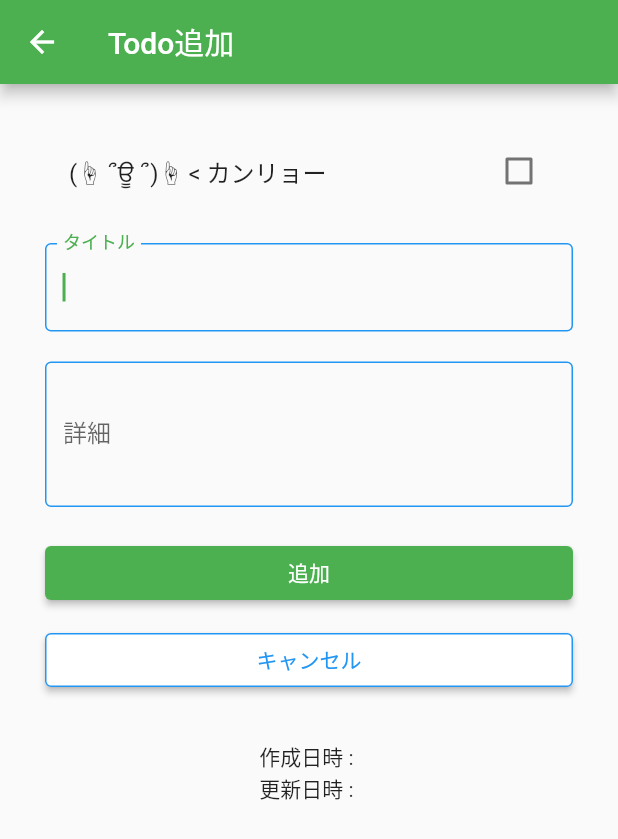
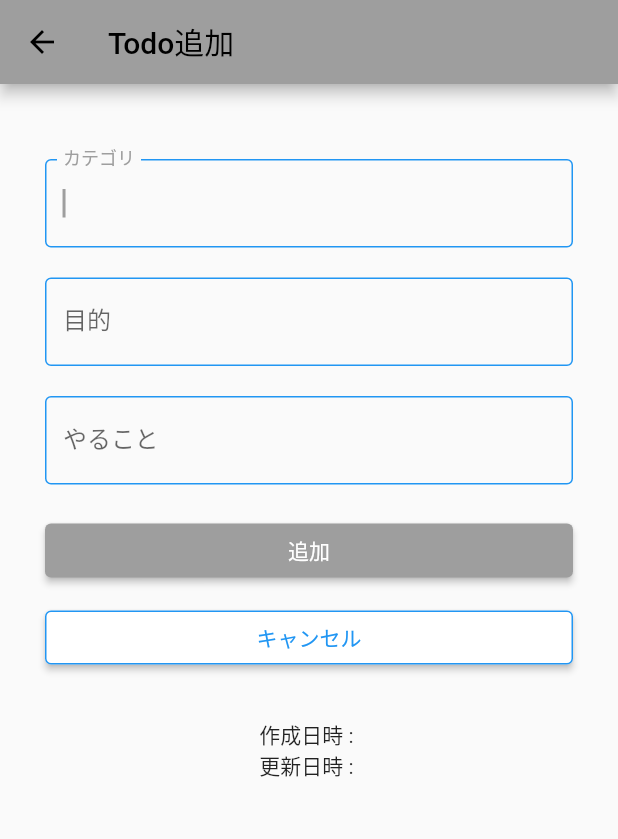
Before and after one commit to kutsu-4ta/TodoList, a Flutter app: the TodoInputPage screen opened directly, on a phone screen of 412 x 824 dp. Shown: the top 839 px of the screen. Run offline on Flutter 3.47's test engine with Material 2 defaults, Android fonts, the phone set to English and light mode, and no system bars; our stand-ins replace flutter_slidable, shared_preferences; accounts and stored records are empty.

Commit message:
✨feature TODOに目的とカテゴリ追加

```diff
--- a/lib/task/todo.dart
+++ b/lib/models/todo.dart
@@ -1,43 +1,36 @@
-/// Todoモデルのクラス
 ///
-/// 以下の責務を持つ
-/// ・Todoのプロパティを持つ
+/// [説明] Todoモデル
+///
+
 class Todo {
-  /// ID
   late int id;
-
-  /// タイトル
   late String title;
-
-  /// 詳細
   late String detail;
-
-  /// 完了か
-  late bool done;
-
-  /// 作成日時
+  late String category;
+  late String purpose;
+  late bool isDone;
   late String createDate;
-
-  /// 更新日時
   late String updateDate;
 
-  /// コンストラクタ
   Todo(
       this.id,
       this.title,
       this.detail,
-      this.done,
+      this.category,
+      this.purpose,
+      this.isDone,
       this.createDate,
       this.updateDate,
       );
 
-  /// TodoモデルをMapに変換する(保存時に使用)
   Map toJson() {
     return {
       'id': id,
       'title': title,
       'detail': detail,
-      'done': done,
+      'category': category,
+      'purpose': purpose,
+      'isDone': isDone,
       'createDate': createDate,
       'updateDate': updateDate
     };
@@ -48,7 +41,9 @@ class Todo {
     id = json['id'];
     title = json['title'];
     detail = json['detail'];
-    done = json['done'];
+    category = json['category'];
+    purpose = json['purpose'];
+    isDone = json['isDone'];
     createDate = json['createDate'];
     updateDate = json['updateDate'];
   }
--- a/lib/task/input_page.dart
+++ b/lib/pages/todo/input_page.dart
@@ -1,52 +1,28 @@
 import 'package:flutter/material.dart';
 import 'list_store.dart';
-import 'todo.dart';
+import '../../../models/todo.dart';
 
-/// Todo入力画面のクラス
-///
-/// 以下の責務を持つ
-/// ・Todo入力画面の状態を生成する
 class TodoInputPage extends StatefulWidget {
-  /// Todoのモデル
   final Todo? todo;
 
-  /// コンストラクタ
-  /// Todoを引数で受け取った場合は更新、受け取らない場合は追加画面となる
   const TodoInputPage({Key? key, this.todo}) : super(key: key);
 
-  /// Todo入力画面の状態を生成する
   @override
   State<TodoInputPage> createState() => _TodoInputPageState();
 }
 
-/// Todo入力ト画面の状態クラス
-///
-/// 以下の責務を持つ
-/// ・Todoを追加/更新する
-/// ・Todoリスト画面へ戻る
 class _TodoInputPageState extends State<TodoInputPage> {
-  /// ストア
   final TodoListStore _store = TodoListStore();
 
-  /// 新規追加か
   late bool _isCreateTodo;
-
-  /// 画面項目：タイトル
   late String _title;
-
-  /// 画面項目：詳細
   late String _detail;
-
-  /// 画面項目：完了か
-  late bool _done;
-
-  /// 画面項目：作成日時
+  late String _category;
+  late String _purpose;
+  late bool _isDone;
   late String _createDate;
-
-  /// 画面項目：更新日時
   late String _updateDate;
 
-  /// 初期処理を行う
   @override
   void initState() {
     super.initState();
@@ -54,7 +30,9 @@ class _TodoInputPageState extends State<TodoInputPage> {
 
     _title = todo?.title ?? "";
     _detail = todo?.detail ?? "";
-    _done = todo?.done ?? false;
+    _category = todo?.category ?? "";
+    _purpose = todo?.purpose ?? "";
+    _isDone = todo?.isDone ?? false;
     _createDate = todo?.createDate ?? "";
     _updateDate = todo?.updateDate ?? "";
     _isCreateTodo = todo == null;
@@ -73,23 +51,55 @@ class _TodoInputPageState extends State<TodoInputPage> {
         padding: const EdgeInsets.all(30),
         child: Column(
           children: <Widget>[
-            // 完了かのチェックボックス
-            CheckboxListTile(
-              title: const Text('(☝ ՞ਊ ՞)☝ < カンリョー'),
-              value: _done,
-              onChanged: (bool? value) {
-                setState(() {
-                  // Todo(完了か)のチェック状態を変更し、画面を更新する
-                  _done = value ?? false;
-                });
+            const SizedBox(height: 20),
+            TextField(
+              autofocus: true,
+              decoration: const InputDecoration(
+                labelText:  "カテゴリ",
+                enabledBorder: OutlineInputBorder(
+                  borderSide: BorderSide(
+                    color: Colors.blue,
+                  ),
+                ),
+                focusedBorder: OutlineInputBorder(
+                  borderSide: BorderSide(
+                    color: Colors.blue,
+                  ),
+                ),
+              ),
+              // TextEditingControllerを使用することで、いちいちsetStateしなくても画面を更新してくれる
+              controller: TextEditingController(text: _category),
+              onChanged: (String value) {
+                _category = value;
               },
             ),
             const SizedBox(height: 20),
-            // タイトルのテキストフィールド
             TextField(
               autofocus: true,
               decoration: const InputDecoration(
-                labelText: "タイトル",
+                labelText: "目的",
+                enabledBorder: OutlineInputBorder(
+                  borderSide: BorderSide(
+                    color: Colors.blue,
+                  ),
+                ),
+                focusedBorder: OutlineInputBorder(
+                  borderSide: BorderSide(
+                    color: Colors.blue,
+                  ),
+                ),
+              ),
+              // TextEditingControllerを使用することで、いちいちsetStateしなくても画面を更新してくれる
+              controller: TextEditingController(text: _purpose),
+              onChanged: (String value) {
+                _purpose = value;
+              },
+            ),
+            const SizedBox(height: 20),
+            TextField(
+              keyboardType: TextInputType.multiline,
+              decoration: const InputDecoration(
+                labelText: "やること",
                 enabledBorder: OutlineInputBorder(
                   borderSide: BorderSide(
                     color: Colors.blue,
@@ -107,31 +117,30 @@ class _TodoInputPageState extends State<TodoInputPage> {
                 _title = value;
               },
             ),
-            const SizedBox(height: 20),
             // 詳細のテキストフィールド
-            TextField(
-              keyboardType: TextInputType.multiline,
-              maxLines: null,
-              minLines: 3,
-              decoration: const InputDecoration(
-                labelText: "詳細",
-                enabledBorder: OutlineInputBorder(
-                  borderSide: BorderSide(
-                    color: Colors.blue,
-                  ),
-                ),
-                focusedBorder: OutlineInputBorder(
-                  borderSide: BorderSide(
-                    color: Colors.blue,
-                  ),
-                ),
-              ),
-              // TextEditingControllerを使用することで、いちいちsetStateしなくても画面を更新してくれる
-              controller: TextEditingController(text: _detail),
-              onChanged: (String value) {
-                _detail = value;
-              },
-            ),
+            // TextField(
+            //   keyboardType: TextInputType.multiline,
+            //   maxLines: null,
+            //   minLines: 3,
+            //   decoration: const InputDecoration(
+            //     labelText: "詳細",
+            //     enabledBorder: OutlineInputBorder(
+            //       borderSide: BorderSide(
+            //         color: Colors.blue,
+            //       ),
+            //     ),
+            //     focusedBorder: OutlineInputBorder(
+            //       borderSide: BorderSide(
+            //         color: Colors.blue,
+            //       ),
+            //     ),
+            //   ),
+            //   // TextEditingControllerを使用することで、いちいちsetStateしなくても画面を更新してくれる
+            //   controller: TextEditingController(text: _detail),
+            //   onChanged: (String value) {
+            //     _detail = value;
+            //   },
+            // ),
             const SizedBox(height: 20),
             // 追加/更新ボタン
             SizedBox(
@@ -140,10 +149,10 @@ class _TodoInputPageState extends State<TodoInputPage> {
                 onPressed: () {
                   if (_isCreateTodo) {
                     // Todoを追加する
-                    _store.add(_done, _title, _detail);
+                    _store.add(_isDone, _title, _detail, _category, _purpose);
                   } else {
                     // Todoを更新する
-                    _store.update(widget.todo!, _done, _title, _detail);
+                    _store.update(widget.todo!, _isDone, _title, _detail, _category, _purpose);
                   }
                   // Todoリスト画面に戻る
                   Navigator.of(context).pop();
--- a/lib/task/list.dart
+++ b/lib/pages/todo/list_page.dart
@@ -2,32 +2,18 @@ import 'package:flutter/material.dart';
 import 'package:flutter_slidable/flutter_slidable.dart';
 import 'input_page.dart';
 import 'list_store.dart';
-import 'todo.dart';
+import '../../../models/todo.dart';
 
-/// Todoリスト画面のクラス
-///
-/// 以下の責務を持つ
-/// ・Todoリスト画面の状態を生成する
 class TodoListPage extends StatefulWidget {
-  /// コンストラクタ
   const TodoListPage({Key? key}) : super(key: key);
 
-  /// Todoリスト画面の状態を生成する
   @override
   State<TodoListPage> createState() => _TodoListPageState();
 }
 
-/// Todoリスト画面の状態クラス
-///
-/// 以下の責務を持つ
-/// ・Todoリストを表示する
-/// ・Todoの追加/編集画面へ遷移する
-/// ・Todoの削除を行う
 class _TodoListPageState extends State<TodoListPage> {
-  /// ストア
   final TodoListStore _store = TodoListStore();
 
-  /// Todoリスト入力画面に遷移する
   void _pushTodoInputPage([Todo? todo]) async {
     await Navigator.of(context).push(
       MaterialPageRoute(
@@ -37,11 +23,9 @@ class _TodoListPageState extends State<TodoListPage> {
       ),
     );
 
-    // Todoの追加/更新を行う場合があるため、画面を更新する
     setState(() {});
   }
 
-  /// 初期処理を行う
   @override
   void initState() {
     super.initState();
@@ -54,13 +38,12 @@ class _TodoListPageState extends State<TodoListPage> {
     );
   }
 
-  /// 画面を作成する
   @override
   Widget build(BuildContext context) {
     return Scaffold(
       appBar: AppBar(
         // アプリケーションバーに表示するタイトル
-        title: const Text('Todoリスト'),
+        title: const Text('Todo'),
       ),
       body: ListView.builder(
         // Todoの件数をリストの件数とする
@@ -115,9 +98,8 @@ class _TodoListPageState extends State<TodoListPage> {
                 // 完了か
                 trailing: Checkbox(
                   // チェックボックスの状態
-                  value: item.done,
+                  value: item.isDone,
                   onChanged: (bool? value) {
-                    // Todo(完了か)を更新し、画面を更新する
                     setState(() => _store.update(item, value!));
                   },
                 ),
```
Also changed, not shown: lib/main.dart (+2 -9 lines), lib/pages/todo/list_store.dart (renamed from lib/task/list_store.dart, +5 -5 lines).
